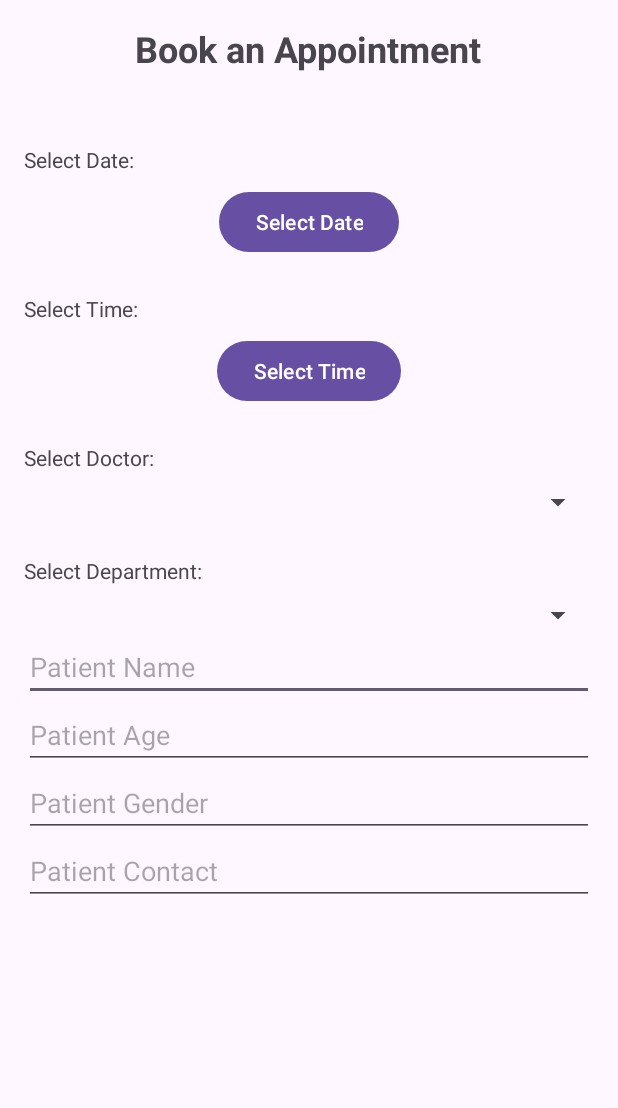
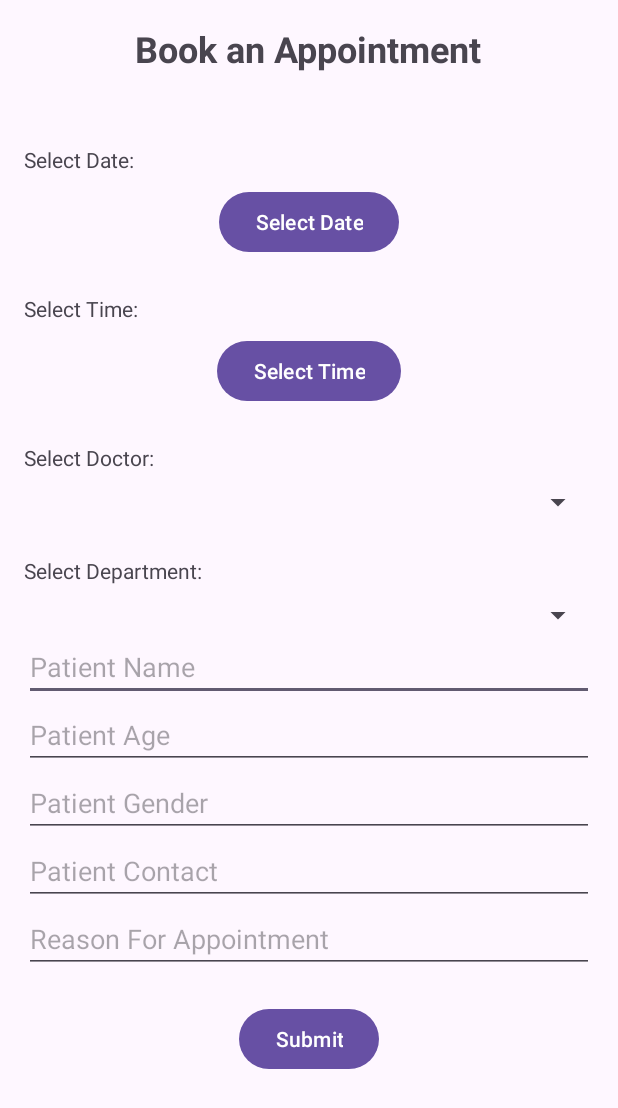
Before and after one commit to coder-mahi/HackathonG20, an Android app: the AppointmentActivity screen opened directly, with no data from a screen before it, on a phone screen of 412 x 824 dp. Shown: the top 1108 px of the screen. Run offline under Robolectric (Android 15) with nearby library versions, the phone set to English and light mode, and no system bars.

Commit message:
activity_appointment.xml solved

```diff
--- a/app/src/main/res/layout/activity_appointment.xml
+++ b/app/src/main/res/layout/activity_appointment.xml
@@ -109,6 +109,25 @@
         android:layout_below="@id/editTextPatientGender"
         android:hint="Patient Contact"
         android:inputType="phone"/>
+
+    <EditText
+        android:id="@+id/editTextAppointmentReason"
+        android:layout_width="match_parent"
+        android:layout_height="wrap_content"
+        android:layout_below="@id/editTextPatientContact"
+        android:hint="Reason For Appointment"
+        android:inputType="phone"/>
+
+
+    <Button
+        android:id="@+id/buttonsubmit"
+        android:layout_width="wrap_content"
+        android:layout_height="wrap_content"
+        android:text="Submit"
+        android:layout_below="@id/editTextAppointmentReason"
+        android:layout_centerHorizontal="true"
+        android:layout_marginTop="20dp"/>
+
 </RelativeLayout>
 
 
```
